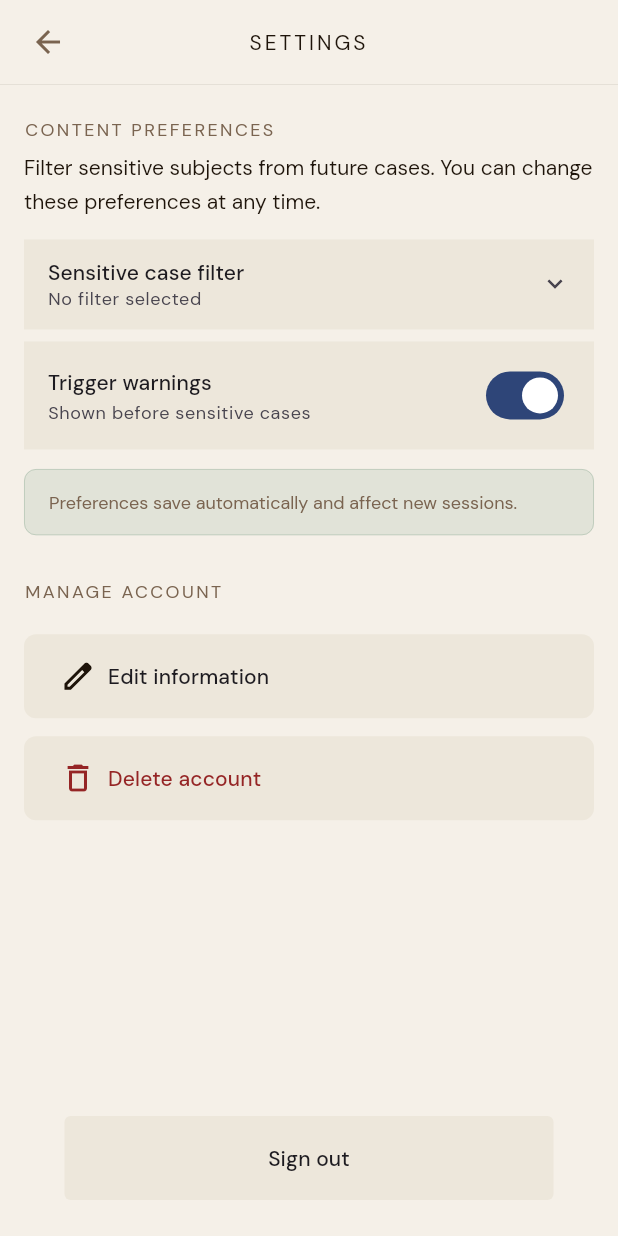
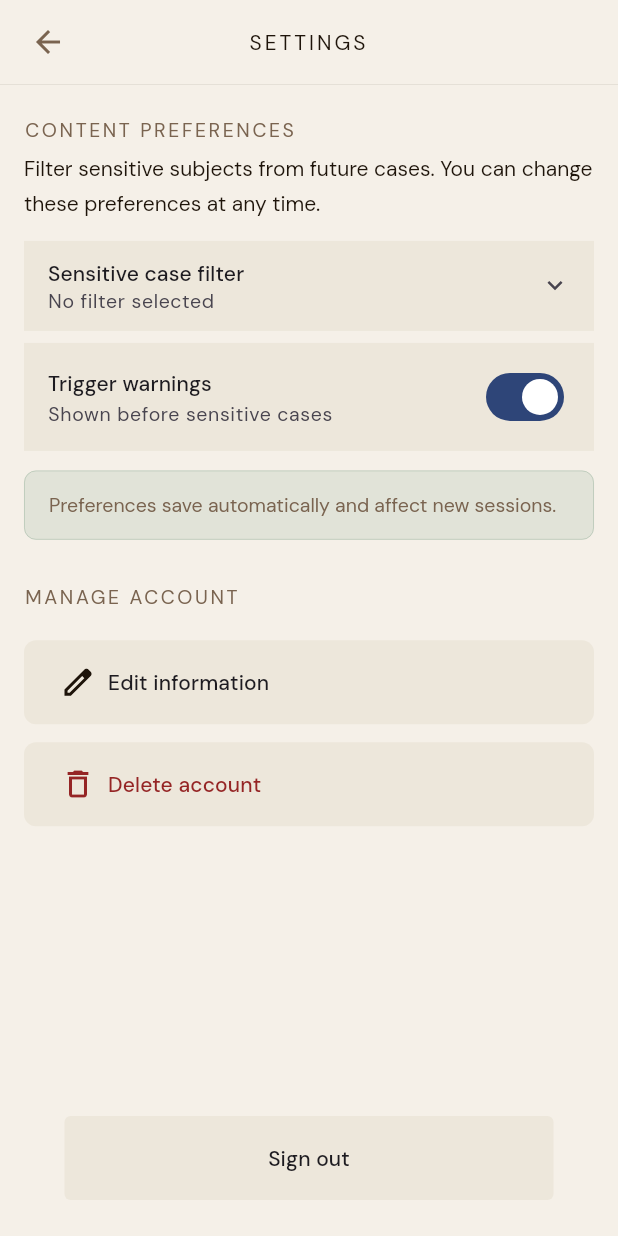
Before and after one commit to amand4ngol/CLS055-judge-the-case, a Flutter app: the SettingsScreen screen opened directly, on a phone screen of 412 x 824 dp. Run offline on Flutter 3.47's test engine with Material 3 defaults, Android fonts, the phone set to English and light mode, and no system bars; our stand-ins replace cloud_firestore, firebase_auth, firebase_core, flutter_svg; missing offline and left inert: country_flags; accounts and stored records are empty.

Commit message:
feat(icons): add bookmark icon and update related assets

```diff
--- a/lib/core/constants/app_assets.dart
+++ b/lib/core/constants/app_assets.dart
@@ -4,8 +4,8 @@ abstract final class AppAssets {
   static const profile = 'assets/icons/profile.svg';
 
   // Icons
-  static const caseIcon = 'assets/icons/case_icon.svg';
-  static const check = 'assets/icons/check.svg';
+  /// Completed case medallion.
+  static const bookmark = 'assets/icons/bookmark.svg';
   static const lock = 'assets/icons/lock.svg';
 
   /// splash screen logo.
--- a/lib/core/theme/app_colors.dart
+++ b/lib/core/theme/app_colors.dart
@@ -56,10 +56,17 @@ abstract final class AppColors {
   // Home: medallions (round button on each case column)
 
   static const medallionGold = Color(0xFFDFBD4F);
-  static const medallionGoldRing = Color(0xFFFFF8DF);
   static const medallionGoldLabel = Color(0xFF98751D);
-  static const medallionCompletedText = Color(0xFF2C281D);
-  static const medallionCheckBadge = Color(0xFF28332A);
+
+  /// Disc of a completed case: the player's verdict matched the court's.
+  static const medallionCorrect = Color(0x33FCE449);
+
+  /// Disc of a completed case: the player's verdict was wrong.
+  static const medallionIncorrect = Color(0x33C0C0C0);
+
+  /// Inner shadow at the bottom of a completed case's disc.
+  static const medallionCompletedShadow = Color(0x2E16372D);
+
   static const medallionEnterBorder = Color(0xFFEBE5D9);
 
   static const medallionLocked = Color.fromRGBO(226, 221, 211, 0.72);
--- a/lib/core/theme/app_text_styles.dart
+++ b/lib/core/theme/app_text_styles.dart
@@ -18,13 +18,13 @@ abstract final class AppTextStyles {
   /// Small caps label, 14.
   static final label = _dmSans(14, FontWeight.w700, AppColors.brown);
 
-  /// Small caps label, 12 (e.g. "REAL COURT CASES").
+  /// Small caps label, 13 (e.g. "REAL COURT CASES").
   static final labelSmall = _dmSans(
-    12,
+    13,
     FontWeight.w700,
     AppColors.brown,
-    letterSpacing: 2.42,
-    lineHeight: 16.5,
+    letterSpacing: 2.62,
+    lineHeight: 17.88,
   );
 
   /// Material [TextTheme] built from the scale above, for [ThemeData].
@@ -57,11 +57,11 @@ abstract final class AppTextStyles {
     lineHeight: 21,
   );
   static final swipeHint = _dmSans(
-    12,
+    13,
     FontWeight.w400,
     AppColors.textMuted,
-    letterSpacing: 0.8,
-    lineHeight: 15,
+    letterSpacing: 0.87,
+    lineHeight: 16.25,
   );
 
   // Category chips (Material 3 segmented buttons in the design, so Roboto)
@@ -75,11 +75,11 @@ abstract final class AppTextStyles {
   static final chipIdle = chipSelected.copyWith(color: AppColors.brown);
 
   static final titleCardLabel = _dmSans(
-    7.52,
+    9.5,
     FontWeight.w700,
     AppColors.medallionGoldLabel,
-    letterSpacing: 1.128,
-    lineHeight: 11.28,
+    letterSpacing: 1.42,
+    lineHeight: 14.25,
   );
   static final titleCardTitle = _caslon(
     15.98,
@@ -87,26 +87,19 @@ abstract final class AppTextStyles {
     lineHeight: 16.779,
   );
   static final titleCardSubtitle = _dmSans(
-    7.52,
+    9.5,
     FontWeight.w400,
     AppColors.titleCardSubtitle,
-    lineHeight: 11.28,
+    lineHeight: 14.25,
   );
 
-  // The 0.72 alpha on the two medallion labels comes from the design.
-  static final medallionCompletedLabel = _dmSans(
-    7.52,
-    FontWeight.w700,
-    AppColors.medallionCompletedText.withValues(alpha: 0.72),
-    letterSpacing: 0.9024,
-    lineHeight: 11.28,
-  );
+  // The 0.72 alpha on the medallion label comes from the design.
   static final medallionLockedLabel = _dmSans(
-    7.52,
+    9.5,
     FontWeight.w700,
     AppColors.medallionLockedText.withValues(alpha: 0.72),
-    letterSpacing: 0.9024,
-    lineHeight: 11.28,
+    letterSpacing: 1.14,
+    lineHeight: 14.25,
   );
   static final medallionNextCase = _dmSans(
     16,
@@ -123,11 +116,11 @@ abstract final class AppTextStyles {
     lineHeight: 11.28,
   );
   static final medallionEnter = _dmSans(
-    7.52,
+    9.5,
     FontWeight.w800,
     AppColors.brown,
-    letterSpacing: 0.6016,
-    lineHeight: 11.28,
+    letterSpacing: 0.76,
+    lineHeight: 14.25,
   );
 
   // Notice shown instead of an empty case column
@@ -183,11 +176,11 @@ abstract final class AppTextStyles {
 
   /// "CREATE ACCOUNT TO START JUDGING".
   static final accountEyebrow = _dmSans(
-    12,
+    13,
     FontWeight.w400,
     AppColors.brown,
-    letterSpacing: 2.42,
-    lineHeight: 16.5,
+    letterSpacing: 2.62,
+    lineHeight: 17.88,
   );
 
   /// "Welcome Back, Judge".
@@ -217,11 +210,11 @@ abstract final class AppTextStyles {
 
   /// Error under the fields ("This username is already taken").
   static final fieldError = _dmSans(
-    12,
+    13,
     FontWeight.w400,
     AppColors.resultIncorrect,
-    letterSpacing: 0.4,
-    lineHeight: 16,
+    letterSpacing: 0.43,
+    lineHeight: 17.33,
   );
 
   /// "Choose country to rule in" and the search field of the open dropdown.
@@ -278,11 +271,11 @@ abstract final class AppTextStyles {
 
   // Welcome card
   static final profileWelcome = _dmSans(
-    8,
+    10,
     FontWeight.w400,
     AppColors.beige.withValues(alpha: 0.55),
-    letterSpacing: 2,
-    lineHeight: 12,
+    letterSpacing: 2.5,
+    lineHeight: 15,
   );
   static final profileName = _dmSans(
     24,
@@ -291,56 +284,61 @@ abstract final class AppTextStyles {
     lineHeight: 32,
   );
   static final profileUsername = _dmSans(
-    12,
+    13,
     FontWeight.w500,
     AppColors.beige.withValues(alpha: 0.8),
-    lineHeight: 16,
+    lineHeight: 17.33,
   );
   static final profileRank = _dmSans(
-    10,
+    12,
     FontWeight.w400,
     AppColors.beige.withValues(alpha: 0.6),
-    lineHeight: 15,
+    lineHeight: 18,
+  );
+  /// "Court Clerk" in "Rank: Court Clerk", brighter than the "Rank: " before it.
+  static final profileRankValue = profileRank.copyWith(
+    fontWeight: FontWeight.w600,
+    color: AppColors.beige.withValues(alpha: 0.9),
   );
   static final profileCounter = _dmSans(
-    9,
+    11,
     FontWeight.w700,
     AppColors.profileCounter,
-    lineHeight: 13.5,
+    lineHeight: 16.5,
   );
   static final profileMilestone = _dmSans(
-    10,
+    12,
     FontWeight.w400,
     AppColors.beige.withValues(alpha: 0.8),
-    lineHeight: 15,
+    lineHeight: 18,
   );
 
   /// "CASES STATISTICS", "REVISE YOUR PREVIOUS CASES".
   static final profileSection = _dmSans(
-    10,
+    12,
     FontWeight.w400,
     AppColors.textSubtle,
-    letterSpacing: 1.6,
-    lineHeight: 12,
+    letterSpacing: 1.92,
+    lineHeight: 14.4,
   );
 
   /// "ACHIEVEMENTS".
   static final profileSectionBold = _dmSans(
-    12,
+    13,
     FontWeight.w700,
     AppColors.textSubtle,
-    letterSpacing: 1.6,
-    lineHeight: 12,
+    letterSpacing: 1.73,
+    lineHeight: 13,
   );
 
   // Statistics tiles (Lora in the design, which the app does not bundle)
   static final statValue = _caslon(20, AppColors.white, lineHeight: 28);
   static final statLabel = _dmSans(
-    6,
+    8,
     FontWeight.w400,
     AppColors.white.withValues(alpha: 0.8),
-    letterSpacing: 1.08,
-    lineHeight: 9,
+    letterSpacing: 1.44,
+    lineHeight: 12,
   );
 
   // Previous cases
@@ -353,41 +351,41 @@ abstract final class AppTextStyles {
 
   /// "Traffic · 2023" under a previous case.
   static final previousCaseDetail = _dmSans(
-    10,
-    FontWeight.w400,
-    AppColors.textSubtle,
-    lineHeight: 14,
-  );
-  static final previousCaseAction = _dmSans(
     12,
     FontWeight.w400,
     AppColors.textSubtle,
-    lineHeight: 12,
+    lineHeight: 16.8,
+  );
+  static final previousCaseAction = _dmSans(
+    13,
+    FontWeight.w400,
+    AppColors.textSubtle,
+    lineHeight: 13,
   );
 
   // Achievements
   static final achievementCount = _dmSans(
-    8,
+    10,
     FontWeight.w700,
     AppColors.achievementCount,
-    lineHeight: 12,
+    lineHeight: 15,
   );
   static final achievementBadge = _caslon(
-    10,
+    12,
     AppColors.textSubtle,
-    lineHeight: 15,
+    lineHeight: 18,
   );
   static final achievementTitle = _dmSans(
-    12,
+    13,
     FontWeight.w600,
     AppColors.beige,
-    lineHeight: 16,
+    lineHeight: 17.33,
   );
   static final achievementDescription = _dmSans(
-    10,
+    12,
     FontWeight.w400,
     AppColors.beige.withValues(alpha: 0.65),
-    lineHeight: 13.75,
+    lineHeight: 16.5,
   );
 
   // ---------------------------------------------------------------------------
@@ -396,11 +394,11 @@ abstract final class AppTextStyles {
 
   /// "CONTENT PREFERENCES", "MANAGE ACCOUNT".
   static final settingsSection = _dmSans(
-    12,
+    13,
     FontWeight.w400,
     AppColors.textSubtle,
-    letterSpacing: 1.6,
-    lineHeight: 12,
+    letterSpacing: 1.73,
+    lineHeight: 13,
   );
   static final settingsBody = _dmSans(
     14,
@@ -420,28 +418,28 @@ abstract final class AppTextStyles {
 
   /// "No filter selected".
   static final settingsItemDetail = _dmSans(
-    12,
+    13,
     FontWeight.w400,
     AppColors.fieldLabel,
-    letterSpacing: 0.4,
-    lineHeight: 16,
+    letterSpacing: 0.43,
+    lineHeight: 17.33,
   );
   static final settingsNote = _dmSans(
-    12,
+    13,
     FontWeight.w400,
     AppColors.textSubtle,
-    lineHeight: 19.5,
+    lineHeight: 21.12,
   );
 
   // Case screen
 
   // Header
   static final caseBadge = _dmSans(
-    12,
+    13,
     FontWeight.w400,
     AppColors.badgeRedText,
-    letterSpacing: 1.2,
-    lineHeight: 16,
+    letterSpacing: 1.3,
+    lineHeight: 17.33,
   );
   static final caseTitle = _caslon(32, AppColors.textDark, lineHeight: 30);
   static final caseOrigin = _caslon(
@@ -453,66 +451,72 @@ abstract final class AppTextStyles {
 
   /// "CHARGES FILED", "CASE SUMMARY", "ARGUMENTS".
   static final caseSectionLabel = _dmSans(
-    12,
+    13,
     FontWeight.w400,
     AppColors.brown,
-    letterSpacing: 1.2,
-    lineHeight: 15,
+    letterSpacing: 1.3,
+    lineHeight: 16.25,
   );
 
   // Charges and summary
-  static final caseChargeBullet = _inter(12, FontWeight.w400, AppColors.brown);
+  static final caseChargeBullet = _inter(13, FontWeight.w400, AppColors.brown);
   static final caseCharge = _caslon(16, AppColors.textDark, lineHeight: 21);
   static final caseSummary = _caslon(16, AppColors.textDark, lineHeight: 22.75);
   static final caseToggleSelected = _dmSans(
-    10,
+    12,
     FontWeight.w700,
     AppColors.beige,
-    letterSpacing: 0.5,
-    lineHeight: 15,
+    letterSpacing: 0.6,
+    lineHeight: 18,
   );
   static final caseToggleIdle = _dmSans(
-    10,
+    12,
     FontWeight.w400,
     AppColors.textSubtle,
-    letterSpacing: 0.5,
-    lineHeight: 15,
+    letterSpacing: 0.6,
+    lineHeight: 18,
   );
 
   // Arguments
   static final argumentsCount = _dmSans(
-    10,
+    12,
     FontWeight.w700,
     AppColors.brown,
-    lineHeight: 15,
+    lineHeight: 18,
   );
   static final argumentCardLabel = _dmSans(
-    9,
+    11,
     FontWeight.w400,
     AppColors.textSubtle,
-    letterSpacing: 1.8,
-    lineHeight: 13.5,
+    letterSpacing: 2.2,
+    lineHeight: 16.5,
   );
   static final argumentIntroTitle = _caslon(
     32,
     AppColors.textDark,
     lineHeight: 33,
   );
-  static final argumentText = _caslon(28, AppColors.textDark, lineHeight: 31);
+  // DM Sans rather than the display serif: easier to read in long sentences.
+  static final argumentText = _dmSans(
+    20,
+    FontWeight.w400,
+    AppColors.textDark,
+    lineHeight: 28,
+  );
 
   // Verdict
   static final rulingEyebrow = _dmSans(
-    12,
+    13,
     FontWeight.w400,
     AppColors.textSubtle,
-    lineHeight: 30,
+    lineHeight: 32.5,
   );
   static final rulingTitle = _caslon(24, AppColors.text, lineHeight: 30);
   static final rulingHint = _inter(
-    12,
+    13,
     FontWeight.w400,
     AppColors.textSubtle,
-    lineHeight: 16,
+    lineHeight: 17.33,
   );
   static final verdictTitle = _inter(
     14,
@@ -525,10 +529,10 @@ abstract final class AppTextStyles {
     color: AppColors.white,
   );
   static final verdictSubtitle = _inter(
-    12,
+    13,
     FontWeight.w400,
     AppColors.textSubtle,
-    lineHeight: 16,
+    lineHeight: 17.33,
   );
   static final verdictValue = _inter(
     13,
@@ -546,22 +550,22 @@ abstract final class AppTextStyles {
     lineHeight: 20,
   );
   static final textButton = _dmSans(
-    12,
+    13,
     FontWeight.w400,
     AppColors.textSubtle,
-    letterSpacing: 0.6,
-    lineHeight: 16,
+    letterSpacing: 0.65,
+    lineHeight: 17.33,
   );
 
   // Result screen
 
   /// "✗ INCORRECT VERDICT"; the color comes from the outcome.
   static final resultOutcomeLabel = _dmSans(
-    12,
+    13,
     FontWeight.w400,
     AppColors.resultIncorrect,
-    letterSpacing: 3,
-    lineHeight: 16,
+    letterSpacing: 3.25,
+    lineHeight: 17.33,
   );
   static final resultOutcomeTitle = _caslon(
     24,
@@ -571,11 +575,11 @@ abstract final class AppTextStyles {
 
   /// "YOU RULED", "COURT RULED".
   static final resultCardLabel = _dmSans(
-    12,
+    13,
     FontWeight.w400,
     AppColors.textSubtle,
-    letterSpacing: 0.9,
-    lineHeight: 13.5,
+    letterSpacing: 0.97,
+    lineHeight: 14.62,
   );
 
   /// The verdict buttons inside those cards; the color comes from the outcome.
@@ -589,11 +593,11 @@ abstract final class AppTextStyles {
 
   /// "ACTUAL SENTENCE", "WHY THE COURT DECIDED THIS".
   static final resultSectionLabel = _dmSans(
-    12,
+    13,
     FontWeight.w400,
     AppColors.textSubtle,
-    letterSpacing: 1,
-    lineHeight: 15,
+    letterSpacing: 1.08,
+    lineHeight: 16.25,
   );
   static final resultSentence = _caslon(20, AppColors.textDark, lineHeight: 26);
   static final resultReasoning = _caslon(
@@ -602,10 +606,10 @@ abstract final class AppTextStyles {
     lineHeight: 22.75,
   );
   static final resultOrigin = _dmSans(
-    12,
+    13,
     FontWeight.w400,
     AppColors.textSubtle,
-    lineHeight: 15,
+    lineHeight: 16.25,
   );
   static final resultNextCase = _dmSans(
     14,
--- a/lib/models/enums.dart
+++ b/lib/models/enums.dart
@@ -45,8 +45,8 @@ enum VerdictOption {
   prison('prison', 'Prison', 'Custodial sentence'),
   communityService('community_service', 'Community Service', 'Unpaid community work'),
   probation('probation', 'Probation', 'Supervised release'),
-  acquitted('acquitted', 'Acquitted', 'No conviction'),
-  caseDismissed('case_dismissed', 'Case Dismissed', 'No penalty imposed');
+  acquitted('acquitted', 'Acquitted', "Not guilty: the charges weren't proven"),
+  caseDismissed('case_dismissed', 'Case Dismissed', 'No penalty, even if the facts are proven');
 
   const VerdictOption(this.value, this.label, this.description);
   final String value;
```
Also changed, not shown: lib/screens/home/widgets/case_title_card.dart (+16 -4 lines), lib/screens/home/widgets/medallions/completed_medallion.dart (+32 -70 lines), lib/screens/profile/widgets/ranks_dialog.dart (added, +121 -0 lines), lib/screens/profile/widgets/welcome_card.dart (+53 -5 lines), lib/screens/result/result_screen.dart (+5 -3 lines), assets/icons/bookmark.svg (added), 1 other file.
